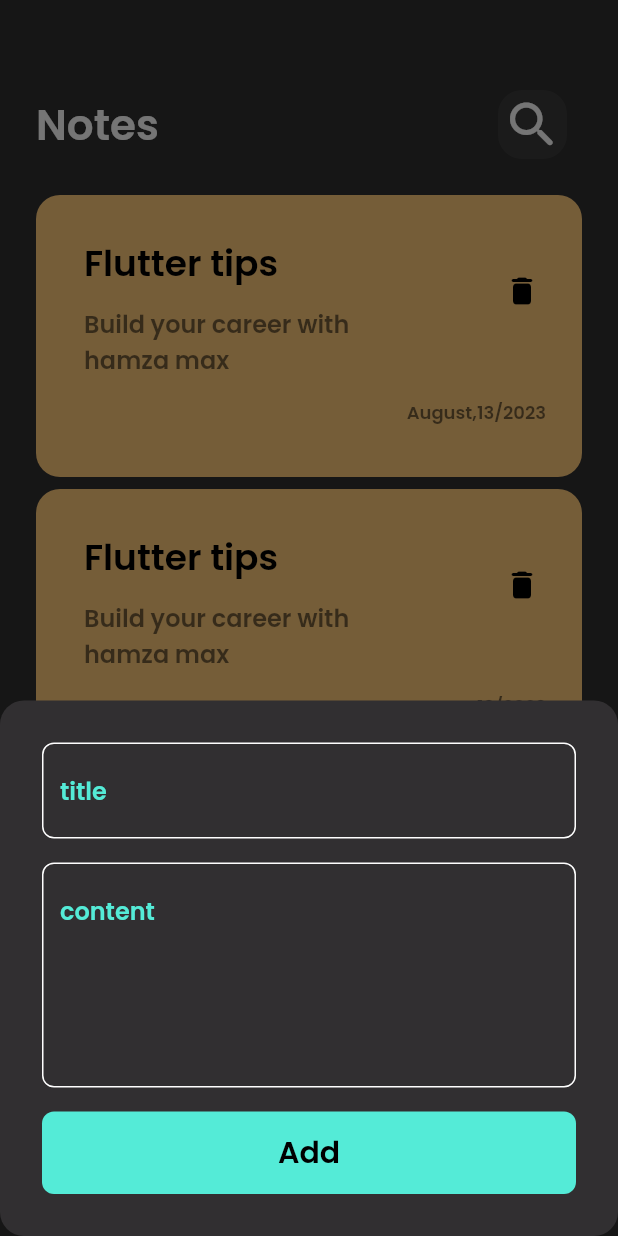
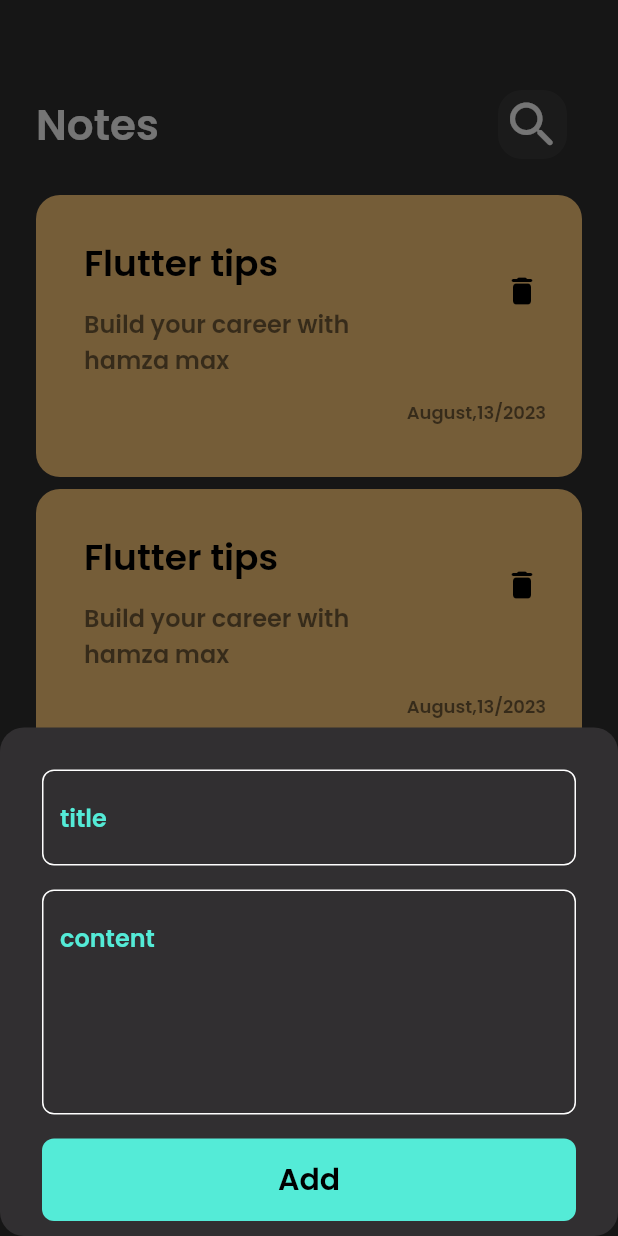
Before and after one commit to MaxHamza/notes_app, a Flutter app: the screen it shows after launch, after a tap on the "add" icon, on a phone screen of 412 x 824 dp. Run offline on Flutter 3.47's test engine with Material 2 defaults, Android fonts, the phone set to English and light mode, and no system bars; our stand-ins replace flutter_bloc, hive, hive_flutter, modal_progress_hud_nsn; accounts and stored records are empty.

```diff
--- a/lib/cubit/add_bloc_observer.dart
+++ b/lib/cubit/add_bloc_observer.dart
@@ -4,17 +4,17 @@ import 'package:flutter_bloc/flutter_bloc.dart';
 class SimpleBlocObserver implements BlocObserver{
   @override
   void onChange(BlocBase bloc, Change change) {
-   debugPrint('change to: $change');
+   debugPrint('change : $change');
   }
 
   @override
   void onClose(BlocBase bloc) {
-    // TODO: implement onClose
+    debugPrint('close: $bloc');
   }
 
   @override
   void onCreate(BlocBase bloc) {
-    // TODO: implement onCreate
+    debugPrint('create: $bloc');
   }
 
   @override
--- a/lib/views/Widgets/CustomBottomSheet.dart
+++ b/lib/views/Widgets/CustomBottomSheet.dart
@@ -24,16 +24,19 @@ class CustomBottomSheet extends StatelessWidget {
               print('Failed: ${state.errMessage}');
             }
             if (state is AddNoteSuccess) {
-              Navigator.of(context);
+              Navigator.pop(context);
             }
           },
           builder: (context, state) {
             return  AbsorbPointer(
               absorbing: state is AddNoteLoading?true:false,
-              child:const Padding(
-                padding: EdgeInsets.symmetric(vertical: 28, horizontal: 28),
-                child: SingleChildScrollView(
-                    child: FormWidget()
+              child: Padding(
+                padding: EdgeInsets.only(top: 28, left: 28,right: 28,bottom:MediaQuery.of(context).viewInsets.bottom),
+                child:const SingleChildScrollView(
+                    child: Padding(
+                      padding: EdgeInsets.only(bottom: 10.0),
+                      child: FormWidget(),
+                    )
                 ),
               ),
             );
--- a/lib/views/Widgets/CustomButtom.dart
+++ b/lib/views/Widgets/CustomButtom.dart
@@ -1,18 +1,17 @@
 import 'package:flutter/material.dart';
 import 'package:flutter_bloc/flutter_bloc.dart';
 import 'package:untitled4/constants/color.dart';
+import '../../cubit/add_note_cubit.dart';
 
-import '../../cubit/add_note_cubit.dart';
 class CustomButton extends StatelessWidget {
-  const CustomButton({Key? key, this.onTap, required this.isLoading}) : super(key: key);
+  const CustomButton({Key? key, this.onTap, this.isLoading=false}) : super(key: key);
   final void Function()?onTap;
   final bool isLoading;
   @override
   Widget build(BuildContext context) {
-
-    return BlocProvider(
-  create: (context) => AddNoteCubit(),
-  child: GestureDetector(
+    return BlocBuilder<AddNoteCubit, AddNoteState>(
+  builder: (context, state) {
+    return GestureDetector(
           onTap:onTap,
           child: Container(
             width: MediaQuery.of(context).size.width,
@@ -36,7 +35,8 @@ class CustomButton extends StatelessWidget {
               ),
             ),
           ),
-    ),
+        );
+  },
 );
   }
 }
--- a/lib/views/Widgets/FormNote.dart
+++ b/lib/views/Widgets/FormNote.dart
@@ -32,14 +32,15 @@ class _FormWidgetState extends State<FormWidget> {
           },),
           const SizedBox(height: 16,),
           BlocBuilder<AddNoteCubit, AddNoteState>(
-  builder: (context, state) {
-    return CustomButton(
+        builder: (context, state) {
+          return CustomButton(
               isLoading:state is AddNoteLoading?true:false,
               onTap:(){
                     if(formKey.currentState!.validate()){
                       formKey.currentState!.save();
                       NoteModel note=NoteModel(title: title!, subtitle: subtitle!, date:DateTime.now().toString(), color:Colors.black.value);
                       BlocProvider.of<AddNoteCubit>(context).addNote(note);
+
                     }
                     else{
                       autoValidateMode=AutovalidateMode.always;
--- a/lib/views/Widgets/notesView.dart
+++ b/lib/views/Widgets/notesView.dart
@@ -11,6 +11,7 @@ class NotesView extends StatelessWidget {
     return Scaffold(
       floatingActionButton: FloatingActionButton(onPressed:(){
         showModalBottomSheet(context: context,
+           isScrollControlled: true,
            backgroundColor: Colors.transparent,
             builder:(context){
           return const CustomBottomSheet();
```
Lines whose indentation alone changed are shown as unchanged.
